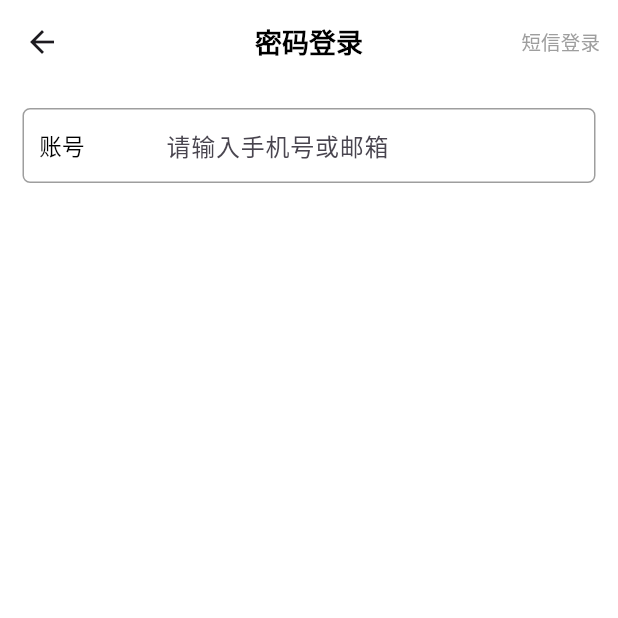
After one commit to Liu-Xiaoguai587/bilibili-lite, a Flutter app: the LoginPage screen opened by its route, on a phone screen of 412 x 824 dp, the top half of it. The commit adds this screen. Run offline on Flutter 3.47's test engine with Material 3 defaults, Android fonts, the phone set to English and light mode, and no system bars; our stand-ins replace dio, easy_refresh, get; missing offline and left inert: dart:ffi; network calls fail.

```diff
--- /dev/null
+++ b/lib/pages/login/view.dart
@@ -0,0 +1,61 @@
+import 'dart:ffi';
+
+import 'package:bilibili_lite/models/simple_widget.dart';
+import 'package:flutter/material.dart';
+
+class LoginPage extends StatelessWidget {
+  const LoginPage({super.key});
+
+  @override
+  Widget build(BuildContext context) {
+    return Scaffold(
+      backgroundColor: const Color(0xFFFFFFFF),
+      appBar: AppBar(
+        backgroundColor: const Color(0xFFFFFFFF),
+        centerTitle: true,
+        title: simpleText("密码登录", isBold: true, size: 18),
+        actions: [
+          TextButton(
+            onPressed: () {},
+            child: simpleText("短信登录", color: Colors.grey, size: 13),
+          )
+        ],
+      ),
+      body: Column(
+        mainAxisSize: MainAxisSize.max,
+        children: [
+          const Divider(color: Color(0xFFFFFFFF)),
+          customTextField(text: "账号", hint: "请输入手机号或邮箱"),
+        ],
+      ),
+    );
+  }
+
+  Widget customTextField({
+    required String text,
+    String? hint,
+    bool isPassword = false,
+  }) {
+    return Container(
+      margin: const EdgeInsets.symmetric(horizontal: 15),
+      padding: const EdgeInsets.only(left: 10, right: 10),
+      decoration: BoxDecoration(
+        border: Border.all(color: Colors.grey, width: 1),
+        borderRadius: BorderRadius.circular(5),
+      ),
+      child: Row(children: [
+        Expanded(
+          flex: 1,
+          child: simpleText(text, size: 15),
+        ),
+        const VerticalDivider(),
+        Expanded(
+            flex: 4,
+            child: TextField(
+              decoration:
+                  InputDecoration(border: InputBorder.none, hintText: hint),
+            )),
+      ]),
+    );
+  }
+}
--- a/lib/pages/navigation/view.dart
+++ b/lib/pages/navigation/view.dart
@@ -16,7 +16,7 @@ class _NavigationState extends State<Navigation> {
   final _pageOption = [
     const HomePage(),
     const DynamicPage(),
-    const MinePage(),
+    MinePage(),
   ];
 
   @override
--- a/lib/pages/recommend/view.dart
+++ b/lib/pages/recommend/view.dart
@@ -60,7 +60,6 @@ class _VideoListState extends State<RecommendTab> {
                   //TODO
                   return Text("Err: ${snapshot.error}");
                 } else {
-                  print("future builder");
                   return VideoList();
                 }
               } else {
```
Also changed, not shown: lib/pages/mine/controller.dart (added, +10 -0 lines), lib/pages/mine/view.dart (+10 -3 lines), lib/pages/router.dart (+11 -5 lines).
